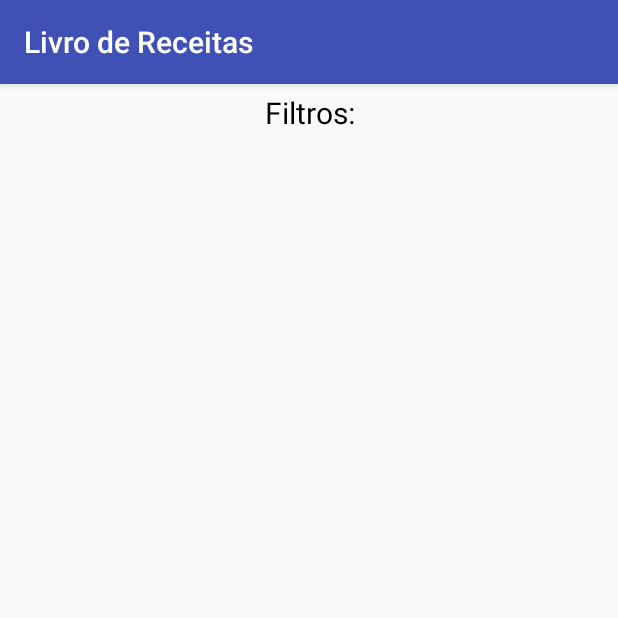
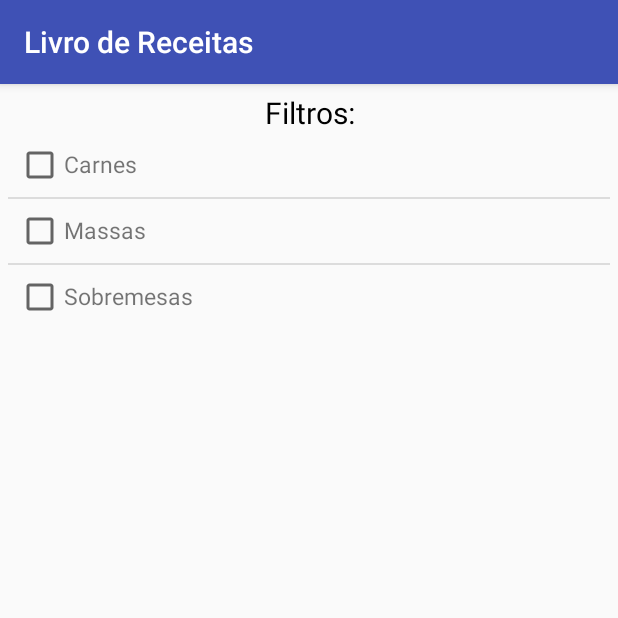
Before and after one commit to LucasAurelio/livro-de-receitas, an Android app: the fragment SearchFragment shown on its own in the app's theme, on a phone screen of 412 x 824 dp, the top half of it. Run offline under Robolectric (Android 15) with nearby library versions, the phone set to English and light mode, and no system bars.

Commit message:
Adicionando(ainda sem funcionalidade)os filtros na tela de pesquisa

```diff
--- /dev/null
+++ b/app/src/main/java/com/projetoes/livrodereceitas/CheckboxListViewAdapter.java
@@ -0,0 +1,53 @@
+package com.projetoes.livrodereceitas;
+
+
+import android.app.Activity;
+import android.content.ClipData;
+import android.content.Context;
+import android.graphics.Color;
+import android.view.LayoutInflater;
+import android.view.View;
+import android.view.ViewGroup;
+import android.widget.ArrayAdapter;
+import android.widget.ImageView;
+import android.widget.TextView;
+
+import java.util.List;
+
+public class CheckboxListViewAdapter extends ArrayAdapter<String> {
+
+    private final List<String> items;
+    private final Activity activity;
+
+    public CheckboxListViewAdapter(Activity activity, List<String> items) {
+        super(activity, android.R.layout.simple_list_item_1,items );
+        this.items = items;
+        this.activity = activity;
+    }
+
+
+    @Override
+    public String getItem(int position) {
+        return items.get(position);
+    }
+
+
+    @Override
+    public View getView(int position, View convertView, ViewGroup parent) {
+
+        View v = convertView;
+        String currFilter = items.get(position);
+
+
+        if (v == null) {
+            LayoutInflater inflater = activity.getLayoutInflater();
+            v = inflater.inflate(R.layout.filter_list_item, null);
+        }
+
+        TextView filterItemName = (TextView) v.findViewById(R.id.filter_item_name);
+        filterItemName.setText(currFilter);
+
+        return v;
+    }
+
+}
--- a/app/src/main/java/com/projetoes/livrodereceitas/fragments/SearchFragment.java
+++ b/app/src/main/java/com/projetoes/livrodereceitas/fragments/SearchFragment.java
@@ -6,8 +6,15 @@ import android.support.v4.app.Fragment;
 import android.view.LayoutInflater;
 import android.view.View;
 import android.view.ViewGroup;
+import android.widget.ListAdapter;
+import android.widget.ListView;
 
+import com.projetoes.livrodereceitas.CheckboxListViewAdapter;
 import com.projetoes.livrodereceitas.R;
+
+import java.lang.reflect.Array;
+import java.util.ArrayList;
+import java.util.List;
 
 /**
  * A simple {@link Fragment} subclass.
@@ -49,7 +56,18 @@ public class SearchFragment extends Fragment {
     public View onCreateView(LayoutInflater inflater, ViewGroup container,
                              Bundle savedInstanceState) {
         // Inflate the layout for this fragment
-        return inflater.inflate(R.layout.fragment_search, container, false);
+        View view = inflater.inflate(R.layout.fragment_search, container, false);
+
+        List listFilter = new ArrayList();
+        listFilter.add("Carnes");
+        listFilter.add("Massas");
+        listFilter.add("Sobremesas");
+
+        ListView checkboxListView = (ListView) view.findViewById(R.id.filter_list);
+        checkboxListView.setAdapter(new CheckboxListViewAdapter(getActivity(),listFilter));
+
+        return view;
+
     }
 
 }
--- /dev/null
+++ b/app/src/main/res/layout/filter_list_item.xml
@@ -0,0 +1,20 @@
+<?xml version="1.0" encoding="utf-8"?>
+<LinearLayout xmlns:android="http://schemas.android.com/apk/res/android"
+    android:orientation="horizontal" android:layout_width="match_parent"
+    android:layout_height="35dp"
+    android:layout_centerHorizontal="true"
+    android:padding="5dp">
+
+    <CheckBox
+        android:layout_width="wrap_content"
+        android:layout_height="wrap_content"
+        android:id="@android:id/checkbox"/>
+
+    <TextView
+        android:layout_width="match_parent"
+        android:layout_height="wrap_content"
+        android:id="@+id/filter_item_name"
+        android:text="Nome do filtro"
+        android:textSize="15dp"/>
+
+</LinearLayout>
--- a/app/src/main/res/layout/fragment_search.xml
+++ b/app/src/main/res/layout/fragment_search.xml
@@ -24,8 +24,8 @@
             android:id="@+id/filter_list"/>
 
 
-
     </LinearLayout>
 
 
+
 </FrameLayout>
```
